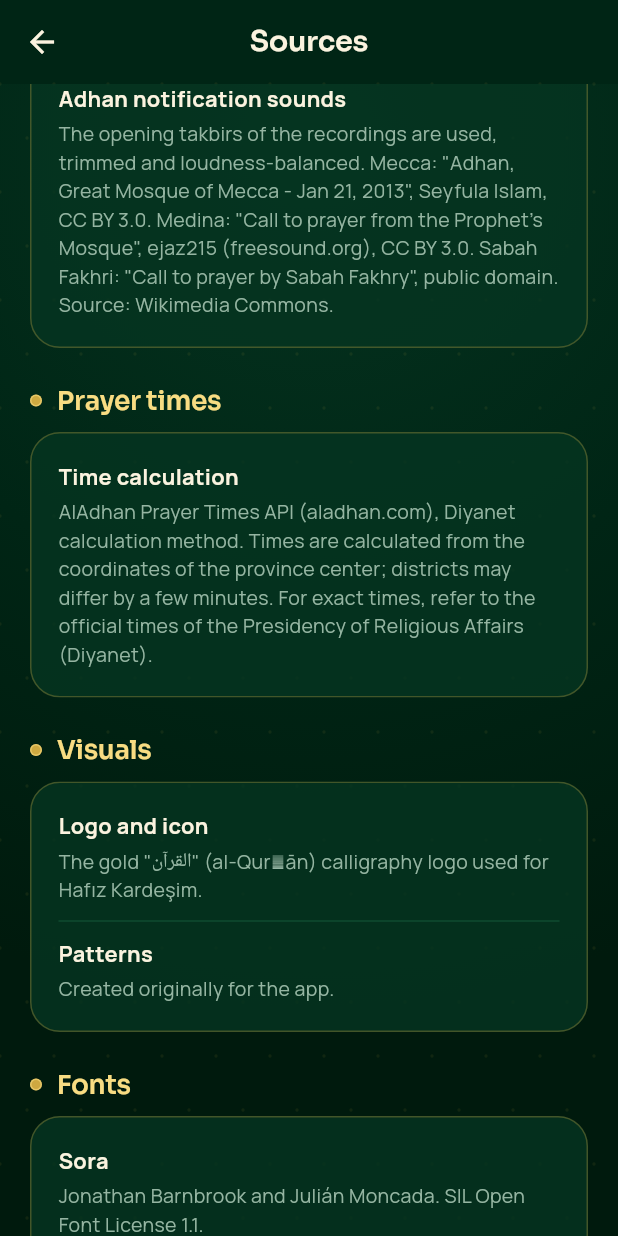
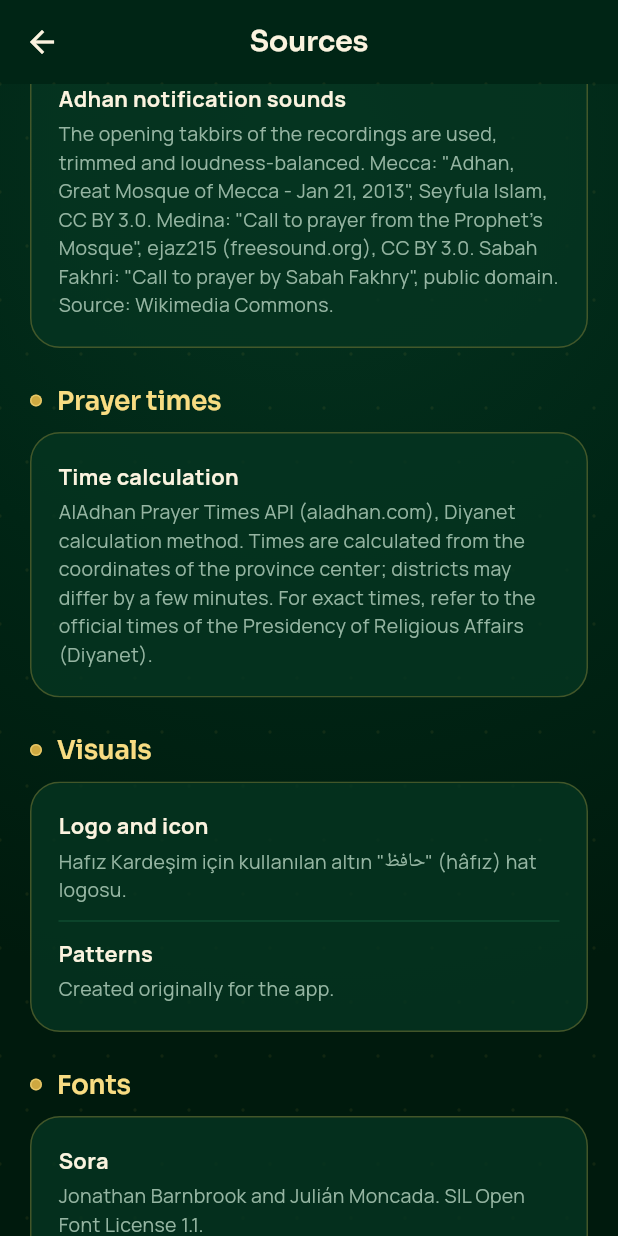
Before and after one commit to sviappdeveloper-sketch/hafiz-kardesim, a Flutter app: the SourcesScreen screen opened directly, scrolled down 1152 dp, on a phone screen of 412 x 824 dp. Run offline on Flutter 3.47's test engine with Material 3 defaults, Android fonts, the phone set to English and light mode, and no system bars; our stand-ins replace audio_service, cloud_firestore, firebase_auth, firebase_core, flutter_compass, flutter_local_notifications and 8 more; missing offline and left inert: audio_session, home_widget, in_app_update; accounts and stored records are empty.

Commit message:
Kaynakça: logo açıklaması
Co-Authored-By: Claude Opus 5.5 <noreply@anthropic.com>
Claude-Session: https://claude.ai/code/session_011TVu8UcrrESYKsaTUWENGQ

```diff
--- a/lib/screens/sources_screen.dart
+++ b/lib/screens/sources_screen.dart
@@ -33,7 +33,7 @@ class SourcesScreen extends StatelessWidget {
           lt('AlAdhan Namaz Vakitleri API\'si (aladhan.com), Diyanet İşleri Başkanlığı hesap yöntemi. Vakitler il merkezinin koordinatlarına göre hesaplanır; ilçelerde birkaç dakikalık fark olabilir. Kesin vakitler için Diyanet İşleri Başkanlığı\'nın resmî vakitleri esas alınmalıdır.')),
     ]),
     (lt('Görseller'), [
-      (lt('Logo ve simge'), lt('Hafız Kardeşim için kullanılan altın "القرآن" (el-Kur\'ân) hat logosu.')),
+      (lt('Logo ve simge'), 'Hafız Kardeşim için kullanılan altın "حافظ" (hâfız) hat logosu.'),
       (lt('Desenler'), lt('Uygulama için özgün olarak üretilmiştir.')),
     ]),
     (lt('Yazı tipleri'), [
```
